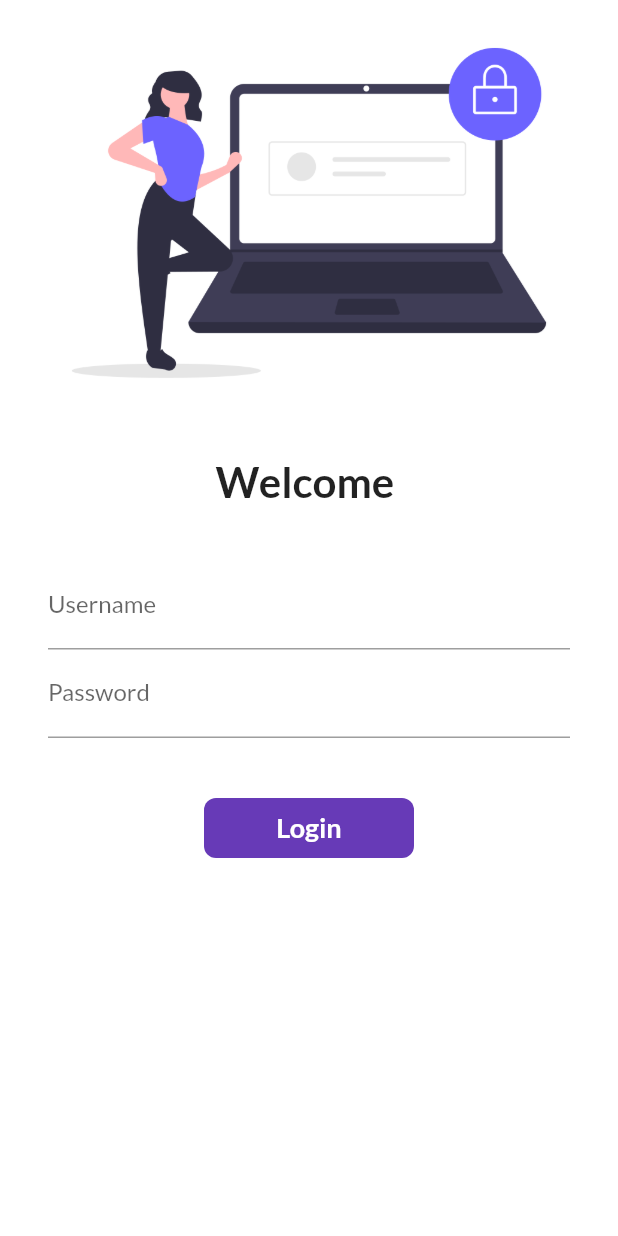
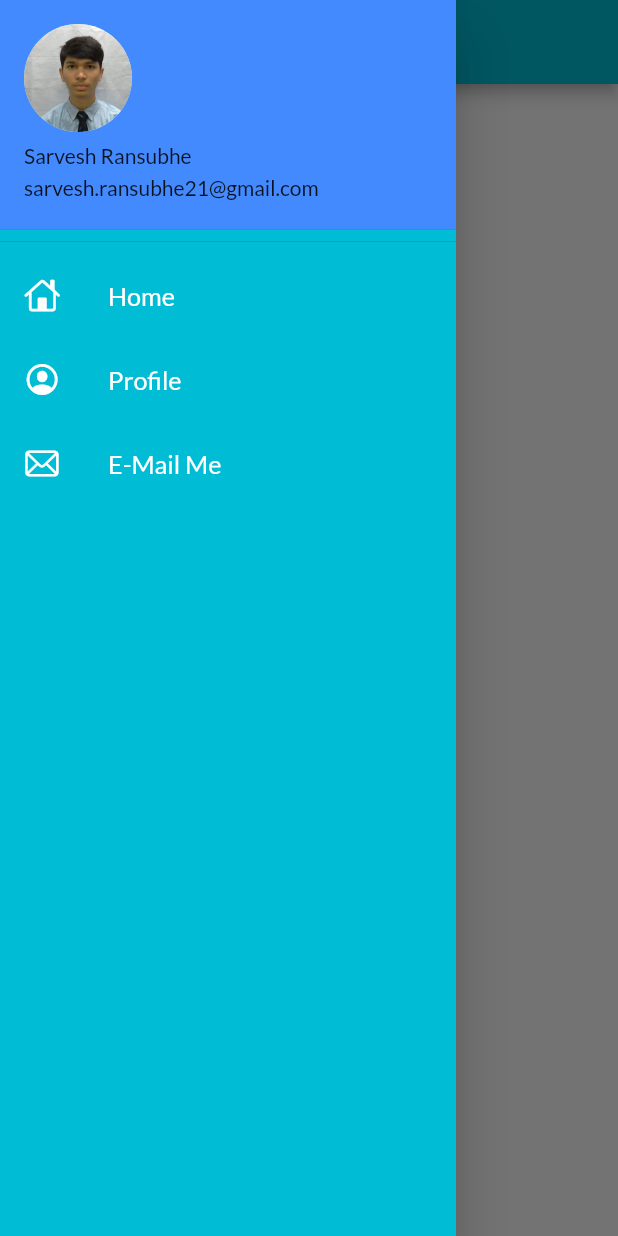
Before and after one commit to SarveshRansubhe/Catalog-App, a Flutter app: the screen it shows after launch, with the side drawer open (before the commit the screen has no drawer), on a phone screen of 412 x 824 dp. Run offline on Flutter 3.47's test engine with Material 2 defaults, Android fonts, the phone set to English and light mode, and no system bars; our stand-ins replace google_fonts.

Commit message:
Day 8 Completed

```diff
--- a/lib/main.dart
+++ b/lib/main.dart
@@ -17,8 +17,9 @@ class MyApp extends StatelessWidget {
         primarySwatch: Colors.cyan,
         fontFamily: GoogleFonts.lato().fontFamily,
       ),
+      debugShowCheckedModeBanner: false,
       darkTheme: ThemeData(brightness: Brightness.dark),
-      initialRoute: "/",
+      initialRoute: MyRoutes.homeRoute,
       routes: {
         "/": (context) => LoginPage(),
         MyRoutes.homeRoute: (context) => HomePage(),
--- a/lib/pages/home_page.dart
+++ b/lib/pages/home_page.dart
@@ -1,4 +1,5 @@
 import 'package:flutter/material.dart';
+import 'package:flutter_catelog/widgets/drawer.dart';
 
 class HomePage extends StatelessWidget {
   @override
@@ -12,7 +13,7 @@ class HomePage extends StatelessWidget {
           child: Text("Welcome to flutter"),
         ),
       ),
-      drawer: Drawer(),
+      drawer: MyDrawer(),
     );
   }
 }
--- /dev/null
+++ b/lib/widgets/drawer.dart
@@ -0,0 +1,61 @@
+import 'package:flutter/cupertino.dart';
+import 'package:flutter/material.dart';
+
+class MyDrawer extends StatelessWidget {
+  const MyDrawer({Key? key}) : super(key: key);
+
+  @override
+  Widget build(BuildContext context) {
+    return Drawer(
+      child: Container(
+        color: Colors.cyan,
+        child: ListView(
+          padding: EdgeInsets.zero,
+          children: [
+            DrawerHeader(
+              padding: EdgeInsets.zero,
+              child: UserAccountsDrawerHeader(
+                  decoration: BoxDecoration(color: Colors.blueAccent),
+                  accountName: Text("Sarvesh Ransubhe"),
+                  accountEmail: Text("sarvesh.ransubhe21@gmail.com"),
+                  currentAccountPicture: CircleAvatar(
+                      backgroundImage:
+                          AssetImage("assets/images/sarvesh_image.jpg"))),
+            ),
+            ListTile(
+              leading: Icon(CupertinoIcons.home, color: Colors.white),
+              title: Text(
+                "Home",
+                textScaleFactor: 1.2,
+                style: TextStyle(
+                  color: Colors.white,
+                ),
+              ),
+            ),
+            ListTile(
+              leading:
+                  Icon(CupertinoIcons.profile_circled, color: Colors.white),
+              title: Text(
+                "Profile",
+                textScaleFactor: 1.2,
+                style: TextStyle(
+                  color: Colors.white,
+                ),
+              ),
+            ),
+            ListTile(
+              leading: Icon(CupertinoIcons.mail, color: Colors.white),
+              title: Text(
+                "E-Mail Me",
+                textScaleFactor: 1.2,
+                style: TextStyle(
+                  color: Colors.white,
+                ),
+              ),
+            )
+          ],
+        ),
+      ),
+    );
+  }
+}
```
Also changed, not shown: assets/images/sarvesh_image.jpg (added).
